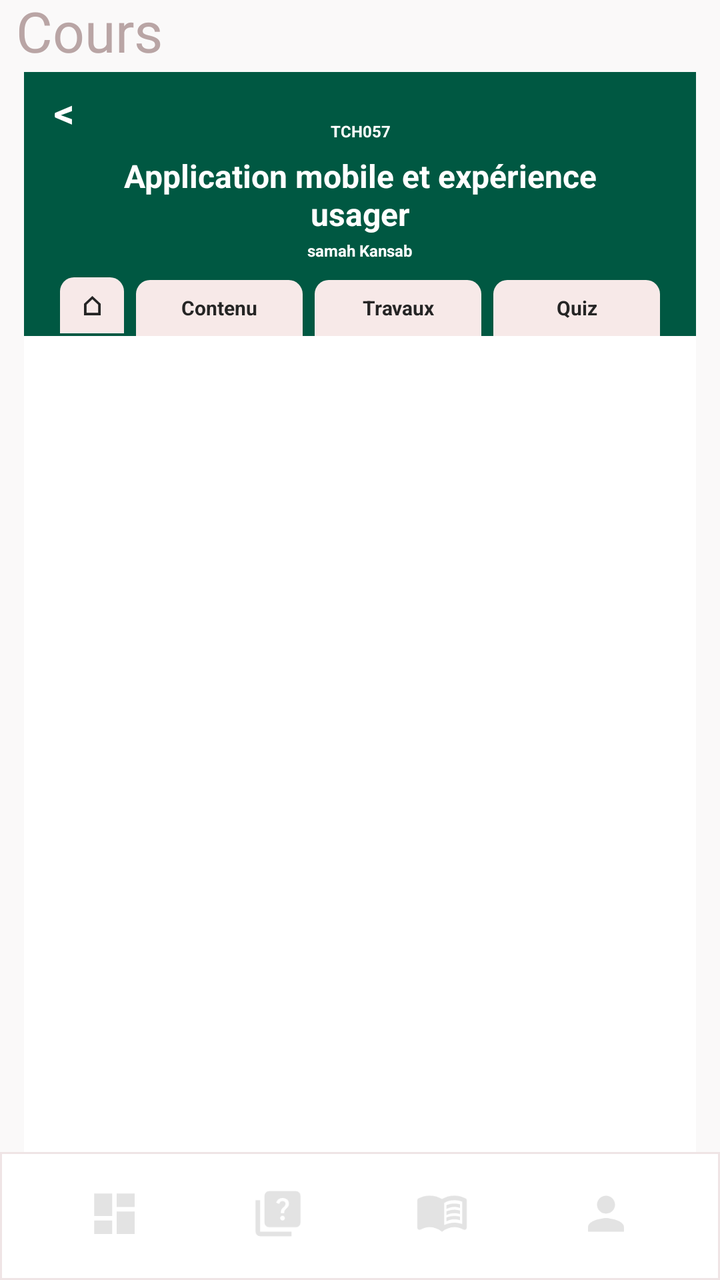
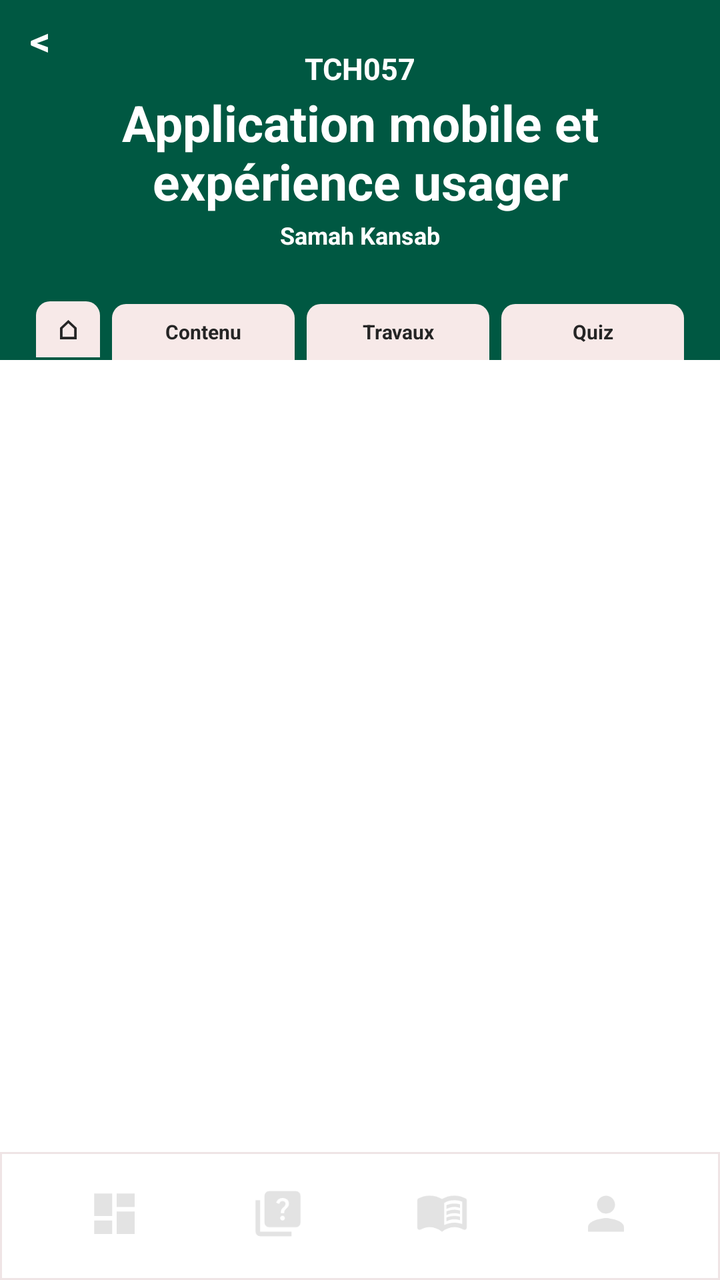

Before-and-after screenshots of an Android layout around one commit, followed by the original layout XML and the change that was made.
<!-- AndroidManifest.xml: activity theme Theme.MiniMoodle -->
<!-- res/layout/activity_course_detail.xml -->
<?xml version="1.0" encoding="utf-8"?>
<androidx.constraintlayout.widget.ConstraintLayout xmlns:android="http://schemas.android.com/apk/res/android"
    xmlns:app="http://schemas.android.com/apk/res-auto"
    android:layout_width="match_parent"
    android:layout_height="match_parent"
    android:background="@color/screen_gray">

    <TextView
        android:id="@+id/coursePageTitle"
        android:layout_width="wrap_content"
        android:layout_height="wrap_content"
        android:layout_marginStart="8dp"
        android:layout_marginTop="-4dp"
        android:text="Cours"
        android:textColor="@color/text_soft"
        android:textSize="28sp"
        app:layout_constraintStart_toStartOf="parent"
        app:layout_constraintTop_toTopOf="parent" />

    <androidx.constraintlayout.widget.ConstraintLayout
        android:id="@+id/coursePanel"
        android:layout_width="0dp"
        android:layout_height="0dp"
        android:layout_marginStart="12dp"
        android:layout_marginTop="36dp"
        android:layout_marginEnd="12dp"
        android:background="@drawable/bg_white_card"
        app:layout_constraintBottom_toTopOf="@id/courseDetailBottomNav"
        app:layout_constraintEnd_toEndOf="parent"
        app:layout_constraintStart_toStartOf="parent"
        app:layout_constraintTop_toTopOf="parent">

        <androidx.constraintlayout.widget.ConstraintLayout
            android:id="@+id/courseHero"
            android:layout_width="match_parent"
            android:layout_height="132dp"
            android:background="@color/header_green"
            app:layout_constraintEnd_toEndOf="parent"
            app:layout_constraintStart_toStartOf="parent"
            app:layout_constraintTop_toTopOf="parent">

            <TextView
                android:id="@+id/courseBackButton"
                android:layout_width="36dp"
                android:layout_height="36dp"
                android:layout_marginStart="2dp"
                android:layout_marginTop="2dp"
                android:gravity="center"
                android:text="&lt;"
                android:textColor="@color/white"
                android:textSize="20sp"
                android:textStyle="bold"
                app:layout_constraintStart_toStartOf="parent"
                app:layout_constraintTop_toTopOf="parent" />

            <TextView
                android:id="@+id/courseCodeText"
                android:layout_width="0dp"
                android:layout_height="wrap_content"
                android:layout_marginStart="48dp"
                android:layout_marginTop="24dp"
                android:layout_marginEnd="48dp"
                android:gravity="center"
                android:text="TCH057"
                android:textColor="@color/white"
                android:textSize="8sp"
                android:textStyle="bold"
                app:layout_constraintEnd_toEndOf="parent"
                app:layout_constraintStart_toStartOf="parent"
                app:layout_constraintTop_toTopOf="parent" />

            <TextView
                android:id="@+id/courseTitleText"
                android:layout_width="0dp"
                android:layout_height="wrap_content"
                android:layout_marginStart="42dp"
                android:layout_marginTop="6dp"
                android:layout_marginEnd="42dp"
                android:ellipsize="end"
                android:gravity="center"
                android:maxLines="2"
                android:text="Application mobile et expérience usager"
                android:textColor="@color/white"
                android:textSize="16sp"
                android:textStyle="bold"
                app:layout_constraintEnd_toEndOf="parent"
                app:layout_constraintStart_toStartOf="parent"
                app:layout_constraintTop_toBottomOf="@id/courseCodeText" />

            <TextView
                android:id="@+id/courseTeacherText"
                android:layout_width="0dp"
                android:layout_height="wrap_content"
                android:layout_marginStart="48dp"
                android:layout_marginTop="2dp"
                android:layout_marginEnd="48dp"
                android:gravity="center"
                android:text="samah Kansab"
                android:textColor="@color/white"
                android:textSize="8sp"
                android:textStyle="bold"
                app:layout_constraintEnd_toEndOf="parent"
                app:layout_constraintStart_toStartOf="parent"
                app:layout_constraintTop_toBottomOf="@id/courseTitleText" />

            
            <LinearLayout
                android:id="@+id/detailTabs"
                android:layout_width="0dp"
                android:layout_height="32dp"
                android:gravity="bottom"
                android:orientation="horizontal"
                android:paddingStart="18dp"
                android:paddingEnd="18dp"
                app:layout_constraintBottom_toBottomOf="parent"
                app:layout_constraintEnd_toEndOf="parent"
                app:layout_constraintStart_toStartOf="parent">

                <TextView
                    android:id="@+id/tabHome"
                    android:layout_width="32dp"
                    android:layout_height="28dp"
                    android:background="@drawable/bg_tab"
                    android:gravity="center"
                    android:text="⌂"
                    android:textColor="@color/text_dark"
                    android:textSize="13sp"
                    android:textStyle="bold" />

                <TextView
                    android:id="@+id/tabContent"
                    android:layout_width="0dp"
                    android:layout_height="28dp"
                    android:layout_marginStart="6dp"
                    android:layout_weight="1"
                    android:background="@drawable/bg_tab"
                    android:gravity="center"
                    android:text="Contenu"
                    android:textColor="@color/text_dark"
                    android:textSize="10sp"
                    android:textStyle="bold" />

                <TextView
                    android:id="@+id/tabAssignments"
                    android:layout_width="0dp"
                    android:layout_height="28dp"
                    android:layout_marginStart="6dp"
                    android:layout_weight="1"
                    android:background="@drawable/bg_tab"
                    android:gravity="center"
                    android:text="Travaux"
                    android:textColor="@color/text_dark"
                    android:textSize="10sp"
                    android:textStyle="bold" />

                <TextView
                    android:id="@+id/tabQuiz"
                    android:layout_width="0dp"
                    android:layout_height="28dp"
                    android:layout_marginStart="6dp"
                    android:layout_weight="1"
                    android:background="@drawable/bg_tab"
                    android:gravity="center"
                    android:text="Quiz"
                    android:textColor="@color/text_dark"
                    android:textSize="10sp"
                    android:textStyle="bold" />
            </LinearLayout>
        </androidx.constraintlayout.widget.ConstraintLayout>

        <ScrollView
            android:id="@+id/detailScroll"
            android:layout_width="0dp"
            android:layout_height="0dp"
            android:background="@color/white"
            android:fillViewport="true"
            app:layout_constraintBottom_toBottomOf="parent"
            app:layout_constraintEnd_toEndOf="parent"
            app:layout_constraintStart_toStartOf="parent"
            app:layout_constraintTop_toBottomOf="@id/courseHero">

            <LinearLayout
                android:id="@+id/detailContainer"
                android:layout_width="match_parent"
                android:layout_height="wrap_content"
                android:orientation="vertical"
                android:paddingStart="12dp"
                android:paddingTop="12dp"
                android:paddingEnd="12dp"
                android:paddingBottom="22dp" />
        </ScrollView>
    </androidx.constraintlayout.widget.ConstraintLayout>

    <include
        android:id="@+id/courseDetailBottomNav"
        layout="@layout/layout_bottom_nav"
        android:layout_width="0dp"
        android:layout_height="64dp"
        app:layout_constraintBottom_toBottomOf="parent"
        app:layout_constraintEnd_toEndOf="parent"
        app:layout_constraintStart_toStartOf="parent" />
</androidx.constraintlayout.widget.ConstraintLayout>
<!-- res/layout/layout_bottom_nav.xml (included above) -->
<?xml version="1.0" encoding="utf-8"?>
<LinearLayout xmlns:android="http://schemas.android.com/apk/res/android"
    android:id="@+id/bottomNav"
    android:layout_width="match_parent"
    android:layout_height="64dp"
    android:background="@drawable/bg_bottom_nav"
    android:gravity="center"
    android:orientation="horizontal"
    android:paddingStart="16dp"
    android:paddingEnd="16dp">

    <LinearLayout
        android:layout_width="0dp"
        android:layout_height="match_parent"
        android:layout_weight="1"
        android:gravity="center"
        android:orientation="vertical">

        <ImageButton
            android:id="@+id/navDashboard"
            android:layout_width="match_parent"
            android:layout_height="42dp"
            android:background="?attr/selectableItemBackgroundBorderless"
            android:contentDescription="@string/nav_dashboard"
            android:paddingTop="10dp"
            android:paddingBottom="5dp"
            android:scaleType="fitCenter"
            android:src="@drawable/ic_nav_dashboard" />

        <View
            android:id="@+id/navDashboardDot"
            android:layout_width="6dp"
            android:layout_height="6dp"
            android:layout_marginBottom="1dp"
            android:background="@drawable/bg_nav_dot"
            android:visibility="invisible" />
    </LinearLayout>

    <LinearLayout
        android:layout_width="0dp"
        android:layout_height="match_parent"
        android:layout_weight="1"
        android:gravity="center"
        android:orientation="vertical">

        <ImageButton
            android:id="@+id/navAssignments"
            android:layout_width="match_parent"
            android:layout_height="42dp"
            android:background="?attr/selectableItemBackgroundBorderless"
            android:contentDescription="@string/nav_quizzes"
            android:paddingTop="10dp"
            android:paddingBottom="5dp"
            android:scaleType="fitCenter"
            android:src="@drawable/ic_nav_quiz" />

        <View
            android:id="@+id/navAssignmentsDot"
            android:layout_width="6dp"
            android:layout_height="6dp"
            android:layout_marginBottom="1dp"
            android:background="@drawable/bg_nav_dot"
            android:visibility="invisible" />
    </LinearLayout>

    <LinearLayout
        android:layout_width="0dp"
        android:layout_height="match_parent"
        android:layout_weight="1"
        android:gravity="center"
        android:orientation="vertical">

        <ImageButton
            android:id="@+id/navCourses"
            android:layout_width="match_parent"
            android:layout_height="42dp"
            android:background="?attr/selectableItemBackgroundBorderless"
            android:contentDescription="@string/nav_courses"
            android:paddingTop="10dp"
            android:paddingBottom="5dp"
            android:scaleType="fitCenter"
            android:src="@drawable/ic_nav_book" />

        <View
            android:id="@+id/navCoursesDot"
            android:layout_width="6dp"
            android:layout_height="6dp"
            android:layout_marginBottom="1dp"
            android:background="@drawable/bg_nav_dot"
            android:visibility="invisible" />
    </LinearLayout>

    <LinearLayout
        android:layout_width="0dp"
        android:layout_height="match_parent"
        android:layout_weight="1"
        android:gravity="center"
        android:orientation="vertical">

        <ImageButton
            android:id="@+id/navProfile"
            android:layout_width="match_parent"
            android:layout_height="42dp"
            android:background="?attr/selectableItemBackgroundBorderless"
            android:contentDescription="@string/nav_profile"
            android:paddingTop="10dp"
            android:paddingBottom="5dp"
            android:scaleType="fitCenter"
            android:src="@drawable/ic_nav_profile" />

        <View
            android:id="@+id/navProfileDot"
            android:layout_width="6dp"
            android:layout_height="6dp"
            android:layout_marginBottom="1dp"
            android:background="@drawable/bg_nav_dot"
            android:visibility="invisible" />
    </LinearLayout>

</LinearLayout>
<!-- resources referenced by this layout -->
<resources>
  <color name="header_green">#005842</color>
  <color name="screen_gray">#faf9f9</color>
  <color name="text_dark">#252525</color>
  <color name="text_soft">#B9A5A5</color>
  <color name="white">#FFFFFFFF</color>
  <!-- drawable bg_bottom_nav (drawable) -->
  <?xml version="1.0" encoding="utf-8"?>
  <shape xmlns:android="http://schemas.android.com/apk/res/android">
      <solid android:color="@color/white" />
      <stroke android:width="1dp" android:color="#EFE4E5" />
  </shape>
  <!-- drawable bg_nav_dot (drawable) -->
  <?xml version="1.0" encoding="utf-8"?>
  <shape xmlns:android="http://schemas.android.com/apk/res/android"
      android:shape="oval">
      <solid android:color="@color/button_orange" />
  </shape>
  <!-- drawable bg_tab (drawable) -->
  <?xml version="1.0" encoding="utf-8"?>
  <shape xmlns:android="http://schemas.android.com/apk/res/android">
      <solid android:color="@color/tab_soft" />
      <corners
          android:topLeftRadius="7dp"
          android:topRightRadius="7dp" />
  </shape>
  <!-- drawable bg_white_card (drawable) -->
  <?xml version="1.0" encoding="utf-8"?>
  <shape xmlns:android="http://schemas.android.com/apk/res/android">
      <solid android:color="@color/white" />
      <corners android:radius="0dp" />
  </shape>
  <!-- drawable ic_nav_dashboard (drawable) -->
  <vector xmlns:android="http://schemas.android.com/apk/res/android"
      android:width="24dp"
      android:height="24dp"
      android:viewportWidth="960"
      android:viewportHeight="960">
    <path
        android:pathData="M520,360v-240h320v240L520,360ZM120,520v-400h320v400L120,520ZM520,840v-400h320v400L520,840ZM120,840v-240h320v240L120,840Z"
        android:fillColor="#e3e3e3"/>
  </vector>
  <!-- drawable ic_nav_profile (drawable) -->
  <vector xmlns:android="http://schemas.android.com/apk/res/android"
      android:width="24dp"
      android:height="24dp"
      android:viewportWidth="24"
      android:viewportHeight="24">
    <path
        android:pathData="M12,12c2.21,0 4,-1.79 4,-4s-1.79,-4 -4,-4 -4,1.79 -4,4 1.79,4 4,4zM12,14c-2.67,0 -8,1.34 -8,4v2h16v-2c0,-2.66 -5.33,-4 -8,-4z"
        android:fillColor="#e3e3e3"/>
  </vector>
  <!-- drawable ic_nav_quiz (drawable) -->
  <vector xmlns:android="http://schemas.android.com/apk/res/android"
      android:width="24dp"
      android:height="24dp"
      android:viewportWidth="960"
      android:viewportHeight="960">
    <path
        android:pathData="M589.5,587.5Q602,575 602,558t-12.5,-29.5Q577,516 560,516t-29.5,12.5Q518,541 518,558t12.5,29.5Q543,600 560,600t29.5,-12.5ZM530,472h60q0,-29 6,-42.5t28,-35.5q30,-30 40,-48.5t10,-43.5q0,-45 -31.5,-73.5T560,200q-41,0 -71.5,23T446,284l54,22q9,-25 24.5,-37.5T560,256q24,0 39,13.5t15,36.5q0,14 -8,26.5T578,364q-33,29 -40.5,45.5T530,472ZM320,720q-33,0 -56.5,-23.5T240,640v-480q0,-33 23.5,-56.5T320,80h480q33,0 56.5,23.5T880,160v480q0,33 -23.5,56.5T800,720L320,720ZM160,880q-33,0 -56.5,-23.5T80,800v-560h80v560h560v80L160,880Z"
        android:fillColor="#e3e3e3"/>
  </vector>
  <string name="nav_courses">Cours</string>
  <string name="nav_dashboard">Tableau de bord</string>
  <string name="nav_profile">Compte</string>
  <string name="nav_quizzes">Quiz</string>
  <style name="Theme.MiniMoodle" parent="Base.Theme.MiniMoodle" />
  <color name="button_orange">#FF7648</color>
  <color name="tab_soft">#F7E9E8</color>
  <style name="Base.Theme.MiniMoodle" parent="Theme.AppCompat.Light.NoActionBar">
          <item name="android:windowLightStatusBar">true</item>
          <item name="android:statusBarColor">@color/screen_gray</item>
          <item name="colorPrimary">@color/header_green</item>
          <item name="colorAccent">@color/button_orange</item>
      </style>
  <!-- unchanged entries left out for length: 1 -->
</resources>

<!-- the commit's change to res/layout/activity_course_detail.xml (unified diff, before → after) -->
@@ -5,25 +5,11 @@
     android:layout_height="match_parent"
     android:background="@color/screen_gray">
 
-    <TextView
-        android:id="@+id/coursePageTitle"
-        android:layout_width="wrap_content"
-        android:layout_height="wrap_content"
-        android:layout_marginStart="8dp"
-        android:layout_marginTop="-4dp"
-        android:text="Cours"
-        android:textColor="@color/text_soft"
-        android:textSize="28sp"
-        app:layout_constraintStart_toStartOf="parent"
-        app:layout_constraintTop_toTopOf="parent" />
-
     <androidx.constraintlayout.widget.ConstraintLayout
         android:id="@+id/coursePanel"
         android:layout_width="0dp"
         android:layout_height="0dp"
-        android:layout_marginStart="12dp"
-        android:layout_marginTop="36dp"
-        android:layout_marginEnd="12dp"
+
         android:background="@drawable/bg_white_card"
         app:layout_constraintBottom_toTopOf="@id/courseDetailBottomNav"
         app:layout_constraintEnd_toEndOf="parent"
@@ -33,7 +19,7 @@
         <androidx.constraintlayout.widget.ConstraintLayout
             android:id="@+id/courseHero"
             android:layout_width="match_parent"
-            android:layout_height="132dp"
+            android:layout_height="180dp"
             android:background="@color/header_green"
             app:layout_constraintEnd_toEndOf="parent"
             app:layout_constraintStart_toStartOf="parent"
@@ -63,7 +49,7 @@
                 android:gravity="center"
                 android:text="TCH057"
                 android:textColor="@color/white"
-                android:textSize="8sp"
+                android:textSize="15sp"
                 android:textStyle="bold"
                 app:layout_constraintEnd_toEndOf="parent"
                 app:layout_constraintStart_toStartOf="parent"
@@ -71,17 +57,16 @@
 
             <TextView
                 android:id="@+id/courseTitleText"
-                android:layout_width="0dp"
+                android:layout_width="250dp"
                 android:layout_height="wrap_content"
                 android:layout_marginStart="42dp"
-                android:layout_marginTop="6dp"
                 android:layout_marginEnd="42dp"
                 android:ellipsize="end"
                 android:gravity="center"
                 android:maxLines="2"
                 android:text="Application mobile et expérience usager"
                 android:textColor="@color/white"
-                android:textSize="16sp"
+                android:textSize="25sp"
                 android:textStyle="bold"
                 app:layout_constraintEnd_toEndOf="parent"
                 app:layout_constraintStart_toStartOf="parent"
@@ -95,9 +80,9 @@
                 android:layout_marginTop="2dp"
                 android:layout_marginEnd="48dp"
                 android:gravity="center"
-                android:text="samah Kansab"
+                android:text="Samah Kansab"
                 android:textColor="@color/white"
-                android:textSize="8sp"
+                android:textSize="12sp"
                 android:textStyle="bold"
                 app:layout_constraintEnd_toEndOf="parent"
                 app:layout_constraintStart_toStartOf="parent"
<!-- resource entries referenced after the edit -->
@@ -3,7 +3,6 @@
   <color name="header_green">#005842</color>
   <color name="screen_gray">#faf9f9</color>
   <color name="text_dark">#252525</color>
-  <color name="text_soft">#B9A5A5</color>
   <color name="white">#FFFFFFFF</color>
   <!-- drawable bg_bottom_nav (drawable) -->
   <?xml version="1.0" encoding="utf-8"?>
